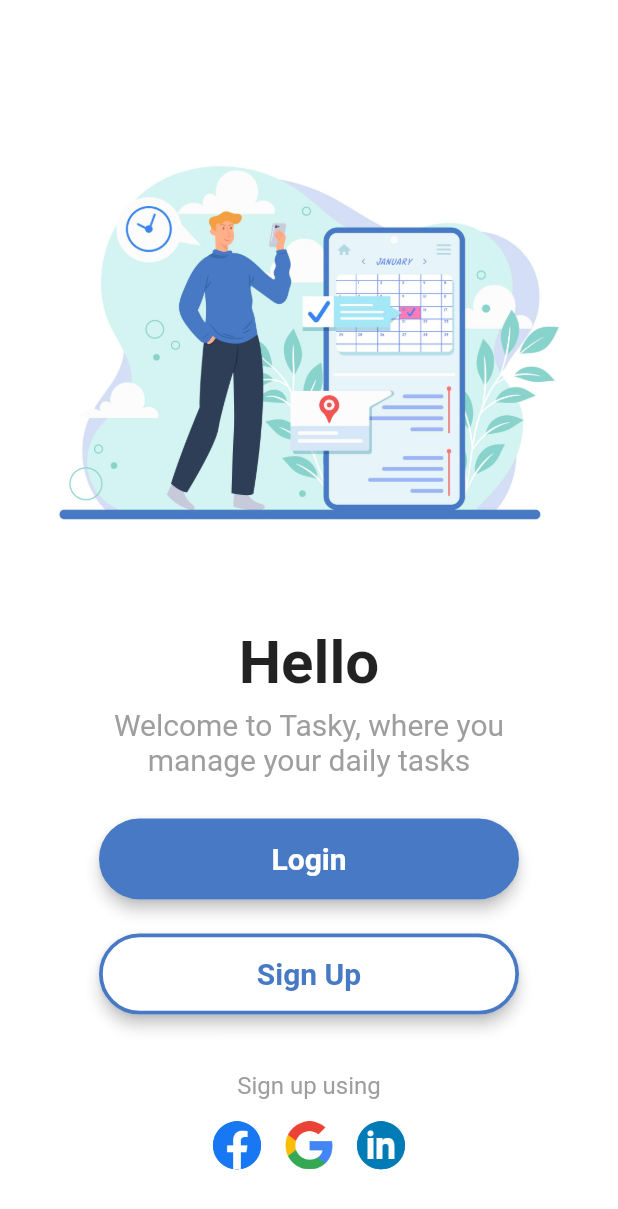
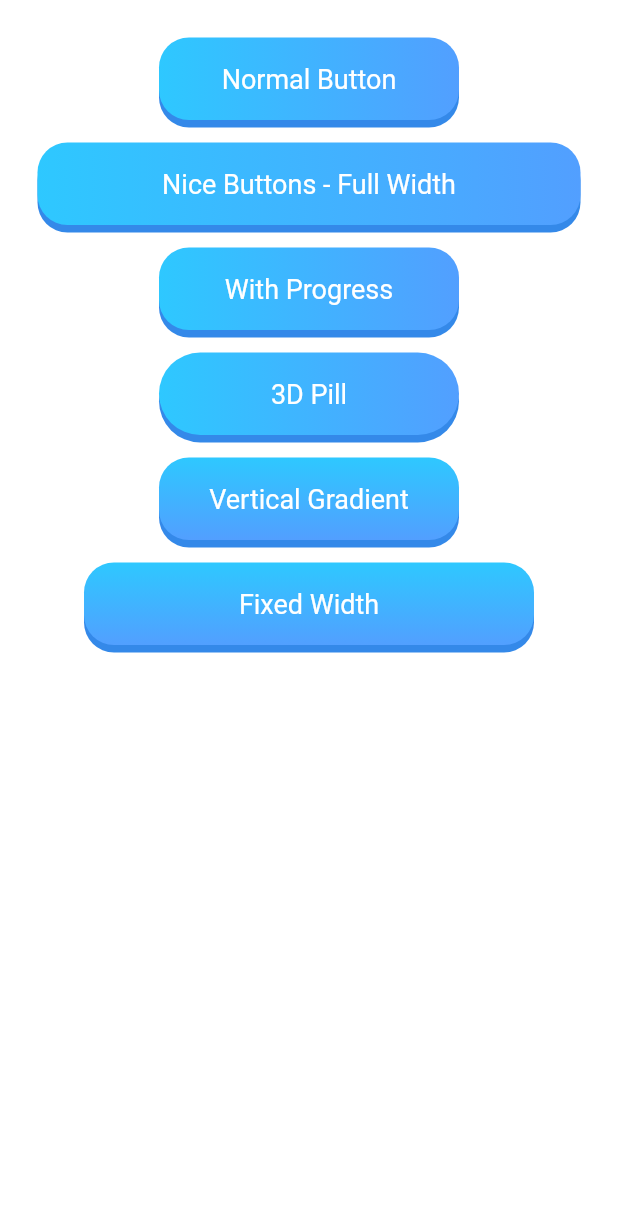
Before and after one commit to staunan/flutter_example, a Flutter app: the PageButtons screen opened by its route, on a phone screen of 412 x 824 dp. Shown: the top 1209 px of the screen. Run offline on Flutter 3.47's test engine with Material 2 defaults, Android fonts, the phone set to English and light mode, and no system bars; our stand-ins replace getwidget, loading_overlay, rflutter_alert; missing offline and left inert: window_size; Roboto replaces fonts that are missing (Ubuntu).

Commit message:
Nice Buttons

```diff
--- /dev/null
+++ b/lib/components/buttons/NiceButtons.dart
@@ -0,0 +1,260 @@
+// Doc => https://github.com/voonic/nice_buttons
+
+library nice_buttons;
+
+import 'package:flutter/material.dart';
+
+/// Gradient settings enum, this can be used to change the direction of the button
+/// color gradients.
+enum GradientOrientation {
+  Vertical,
+  Horizontal,
+}
+
+class NiceButtons extends StatefulWidget {
+  /// The gradient start color from left when gradientOrientation is horizontal,
+  /// from top when orientation is vertical.
+  final Color startColor;
+
+  /// The gradient end color to right when orientation is horizontal and to
+  /// bottom when orientation is vertical.
+  final Color endColor;
+
+  /// The color of the 3D border of the button.
+  final Color borderColor;
+
+  /// The color of circular progress indicator, defaults to white.
+  final Color progressColor;
+
+  /// The size of progress indicator circle, defaults to 20.
+  final double progressSize;
+
+  /// Orientation of the gradient defaults to Horizontal.
+  final GradientOrientation gradientOrientation;
+
+  /// The thickness of the 3D border, defaults to 5.
+  final double borderThickness;
+
+  /// Height of the button, defaults to 60.
+  final double height;
+
+  /// The border radius for the button, defaults to 20.
+  final double borderRadius;
+
+  /// Whether to occupy the full available space in the parent, defaults to true.
+  final bool stretch;
+
+  /// Width of the button defaults to 200, it's useless if the stretch property
+  /// is set to true.
+  final double width;
+
+  /// Whether the progress indicator is required or not, defaults to false.
+  final bool progress;
+
+  /// Disables the button, defaults to false.
+  final bool disabled;
+
+  /// Button on press handler, required.
+  final Function onTap;
+
+  /// Child widget that will be wrapped inside the button.
+  final Widget child;
+
+  /// The calculated border radius for the buttons.
+  final BorderRadius br;
+
+  /// The calculated width of the button, sets to parent width when
+  /// stretch property is set to true.
+  final double calculatedWidth;
+
+  NiceButtons({
+    required this.onTap,
+    required this.child,
+    this.startColor = const Color(0xFF2ec8ff),
+    this.endColor = const Color(0xFF529fff),
+    this.borderColor = const Color(0xFF3489e9),
+    this.progressColor = Colors.white,
+    this.progressSize = 20,
+    this.borderRadius = 20,
+    this.borderThickness = 5,
+    this.height = 60,
+    this.width = 200,
+    this.gradientOrientation = GradientOrientation.Vertical,
+    this.stretch = true,
+    this.progress = false,
+    this.disabled = false,
+  })  : this.br = BorderRadius.all(Radius.circular((borderRadius))),
+        this.calculatedWidth = stretch ? double.infinity : width;
+
+  @override
+  _NiceButtonsState createState() => _NiceButtonsState(borderThickness);
+}
+
+/// Button state to keep track of press and progress animations.
+class _NiceButtonsState extends State<NiceButtons>
+    with TickerProviderStateMixin {
+  double _borderThickness = 5;
+  double _moveMargin = 0.0;
+  double _progressWidth = 0.0;
+  bool _showProgress = false;
+  bool _tapped = false;
+  bool _processing = false;
+  int _progressBarMillis = 2500;
+
+  _NiceButtonsState(double borderThickness) {
+    this._borderThickness = borderThickness;
+  }
+
+  /// The back view of the button that gives the feel of 3D border.
+  Widget _buildBackLayout() {
+    return Container(
+      padding: EdgeInsets.only(top: _borderThickness),
+      width: double.infinity,
+      height: double.infinity,
+      child: DecoratedBox(
+        position: DecorationPosition.background,
+        decoration: BoxDecoration(
+          borderRadius: widget.br,
+          color: widget.borderColor,
+        ),
+        child: ConstrainedBox(
+          constraints: BoxConstraints.expand(
+              width: double.infinity, height: double.infinity),
+        ),
+      ),
+    );
+  }
+
+  /// The front view of the button, that has the user child widget content and
+  /// progress widget to show progress animation.
+  Widget _buildFrontLayout() {
+    return AnimatedContainer(
+      onEnd: () {
+        setState(() {
+          _moveMargin = 0;
+          if (widget.progress && !_showProgress && _tapped) {
+            _showProgress = true;
+            _progressWidth = double.infinity;
+            _processing = true;
+            _progressBarMillis = 2500;
+          }
+          _tapped = false;
+        });
+      },
+      margin: EdgeInsets.only(top: _moveMargin),
+      duration: Duration(milliseconds: 150),
+      curve: Curves.easeInOut,
+      decoration: BoxDecoration(
+        borderRadius: widget.br,
+        gradient: LinearGradient(
+          begin: widget.gradientOrientation == GradientOrientation.Vertical
+              ? Alignment.topCenter
+              : Alignment.centerLeft,
+          end: widget.gradientOrientation == GradientOrientation.Vertical
+              ? Alignment.bottomCenter
+              : Alignment.centerRight,
+          colors: [
+            widget.startColor,
+            widget.endColor,
+          ],
+        ),
+      ),
+      child: ConstrainedBox(
+        constraints: BoxConstraints.expand(
+            width: double.infinity, height: widget.height - _borderThickness),
+        child: ClipRRect(
+          borderRadius: widget.br,
+          child: Stack(
+            children: <Widget>[
+              _buildProgressBar(),
+              if (_showProgress) _buildProgressCircle(),
+              if (!_showProgress) _buildUserChild(),
+            ],
+          ),
+        ),
+      ),
+    );
+  }
+
+  /// The progress widget.
+  Widget _buildProgressBar() {
+    return AnimatedSize(
+      duration: Duration(milliseconds: _progressBarMillis),
+      curve: Curves.fastOutSlowIn,
+      child: Container(
+        width: _progressWidth,
+        height: double.infinity,
+        color: new Color.fromARGB(60, 255, 255, 255),
+      ),
+    );
+  }
+
+  /// The progress circle widget.
+  Widget _buildProgressCircle() {
+    return Container(
+      width: double.infinity,
+      height: double.infinity,
+      child: Align(
+        alignment: Alignment.center,
+        child: SizedBox(
+          width: widget.progressSize,
+          height: widget.progressSize,
+          child: CircularProgressIndicator(
+              valueColor:
+                  new AlwaysStoppedAnimation<Color>(widget.progressColor)),
+        ),
+      ),
+    );
+  }
+
+  /// User provided child widget.
+  Widget _buildUserChild() {
+    return Align(
+      alignment: Alignment.center,
+      //child: widget.child != null ? widget.child : Text(''),
+      child: widget.child,
+    );
+  }
+
+  /// The button press handler for the gesture detector. This will be triggered
+  /// when button is pressed. Calls the user provided onTap function.
+  void _onTap() {
+    setState(() {
+      _moveMargin = _borderThickness;
+      _tapped = true;
+    });
+    widget.onTap(_finish);
+  }
+
+  /// The finish method that will reset the state of the animation, user
+  /// has to call this explicitly from the parent.
+  void _finish() {
+    setState(() {
+      _showProgress = false;
+      _progressWidth = 0;
+      _processing = false;
+      _progressBarMillis = 1;
+    });
+  }
+
+  /// The cumulative button widget that builds the front and back layout of the
+  /// button.
+  @override
+  Widget build(BuildContext context) {
+    return GestureDetector(
+      onTap: widget.disabled || _processing ? null : _onTap,
+      child: Container(
+        child: ConstrainedBox(
+          constraints: BoxConstraints.expand(
+              width: widget.calculatedWidth, height: widget.height),
+          child: Stack(
+            children: <Widget>[
+              _buildBackLayout(),
+              _buildFrontLayout(),
+            ],
+          ),
+        ),
+      ),
+    );
+  }
+}
--- a/lib/pages/buttons/buttons.dart
+++ b/lib/pages/buttons/buttons.dart
@@ -1,5 +1,7 @@
 import 'package:flutter/material.dart';
+import 'dart:async';
 import 'package:flutter_example/components/components.dart';
+import 'package:flutter_example/components/buttons/NiceButtons.dart';
 
 class PageButtons extends StatelessWidget {
   const PageButtons({super.key});
@@ -13,94 +15,85 @@ class PageButtons extends StatelessWidget {
         child: Padding(
           padding: const EdgeInsets.all(25),
           child: Column(
-            crossAxisAlignment: CrossAxisAlignment.stretch,
+            crossAxisAlignment: CrossAxisAlignment.center,
             children: [
-              const TopScreenImage(screenImageName: 'home.jpg'),
-              Expanded(
-                child: Padding(
-                  padding: const EdgeInsets.only(right: 15.0, left: 15, bottom: 5),
-                  child: Column(
-                    crossAxisAlignment: CrossAxisAlignment.center,
-                    mainAxisAlignment: MainAxisAlignment.spaceEvenly,
-                    children: [
-                      const ScreenTitle(title: 'Hello'),
-                      const Text(
-                        'Welcome to Tasky, where you manage your daily tasks',
-                        textAlign: TextAlign.center,
-                        style: TextStyle(
-                          color: Colors.grey,
-                          fontSize: 20,
+                NiceButtons(
+                    stretch: false,
+                    gradientOrientation: GradientOrientation.Horizontal,
+                    onTap: (finish) {
+                        print('On tap called');
+                    },
+                    child: Text(
+                        'Normal Button',
+                        style: TextStyle(color: Colors.white, fontSize: 18),
                     ),
                 ),
-                      const SizedBox(
-                        height: 15,
-                      ),
-                      Hero(
-                        tag: 'login_btn',
-                        child: CustomButton(
-                          buttonText: 'Login',
-                          onPressed: () {
-
+                SizedBox(height: 10),
+                NiceButtons(
+                    stretch: true,
+                    gradientOrientation: GradientOrientation.Horizontal,
+                    onTap: (finish) {
+                        print('On tap called');
                     },
+                    child: Text(
+                        'Nice Buttons - Full Width',
+                        style: TextStyle(color: Colors.white, fontSize: 18),
                     ),
                 ),
-                      const SizedBox(
-                        height: 10,
-                      ),
-                      Hero(
-                        tag: 'signup_btn',
-                        child: CustomButton(
-                          buttonText: 'Sign Up',
-                          isOutlined: true,
-                          onPressed: () {
-
+                SizedBox(height: 10),
+                NiceButtons(
+                    stretch: false,
+                    progress: true,
+                    gradientOrientation: GradientOrientation.Horizontal,
+                    onTap: (finish) {
+                        print('On tap called');
+                        Timer(Duration(seconds: 5), () {
+                            finish();
+                        });
                     },
+                    child: Text(
+                        'With Progress',
+                        style: TextStyle(color: Colors.white, fontSize: 18),
                     ),
                 ),
-                      const SizedBox(
-                        height: 25,
-                      ),
-                      const Text(
-                        'Sign up using',
-                        style: TextStyle(
-                          color: Colors.grey,
-                          fontSize: 16,
+                SizedBox(height: 10),
+                NiceButtons(
+                    stretch: false,
+                    borderRadius: 30,
+                    gradientOrientation: GradientOrientation.Horizontal,
+                    onTap: (finish) {
+                        print('On tap called');
+                    },
+                    child: Text(
+                        '3D Pill',
+                        style: TextStyle(color: Colors.white, fontSize: 18),
                     ),
                 ),
-                      Row(
-                        mainAxisAlignment: MainAxisAlignment.center,
-                        children: [
-                          IconButton(
-                            onPressed: () {},
-                            icon: CircleAvatar(
-                              radius: 25,
-                              child: Image.asset(
-                                  'assets/images/icons/facebook.png'),
+                SizedBox(height: 10),
+                NiceButtons(
+                    stretch: false,
+                    gradientOrientation: GradientOrientation.Vertical,
+                    onTap: (finish) {
+                        print('On tap called');
+                    },
+                    child: Text(
+                        'Vertical Gradient',
+                        style: TextStyle(color: Colors.white, fontSize: 18),
                     ),
                 ),
-                          IconButton(
-                            onPressed: () {},
-                            icon: CircleAvatar(
-                              radius: 25,
-                              backgroundColor: Colors.transparent,
-                              child:
-                                  Image.asset('assets/images/icons/google.png'),
+                SizedBox(height: 10),
+                NiceButtons(
+                    stretch: false,
+                    gradientOrientation: GradientOrientation.Vertical,
+                    width: 300,
+                    onTap: (finish) {
+                        print('On tap called');
+                    },
+                    child: Text(
+                        'Fixed Width',
+                        style: TextStyle(color: Colors.white, fontSize: 18),
                     ),
                 ),
-                          IconButton(
-                            onPressed: () {},
-                            icon: CircleAvatar(
-                              radius: 25,
-                              child: Image.asset(
-                                  'assets/images/icons/linkedin.png'),
-                            ),
-                          ),
-                        ],
-                      )
-                    ],
-                  ),
-                ),
-              )
             ],
           ),
         ),
```
Lines whose indentation alone changed are shown as unchanged.
